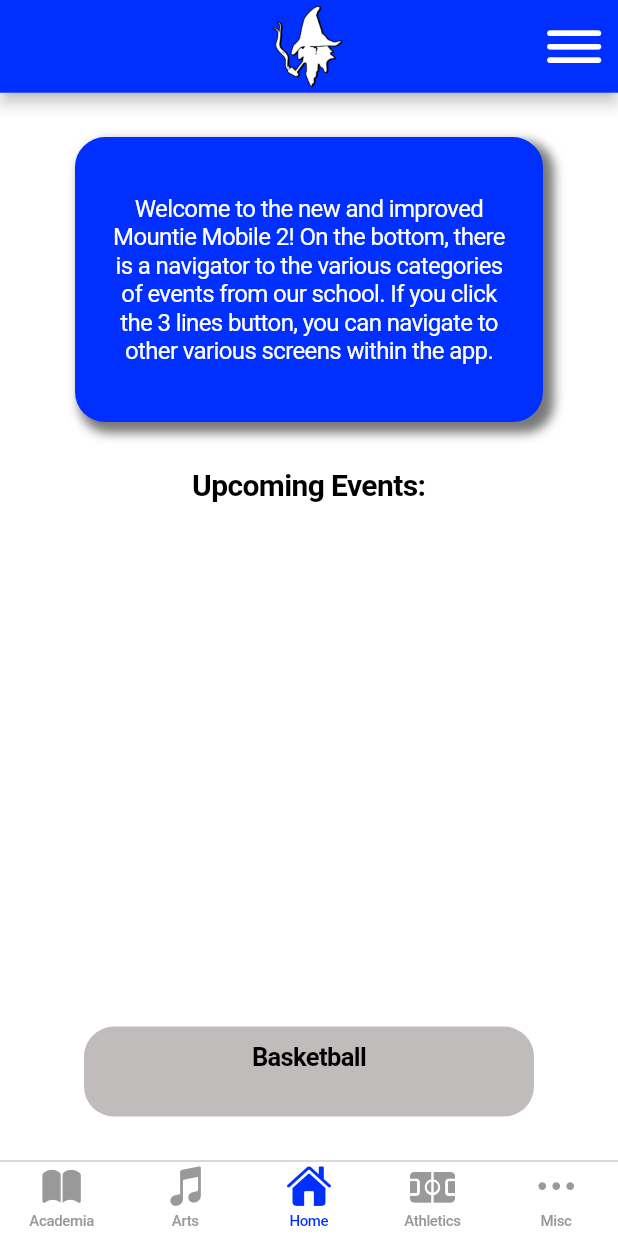
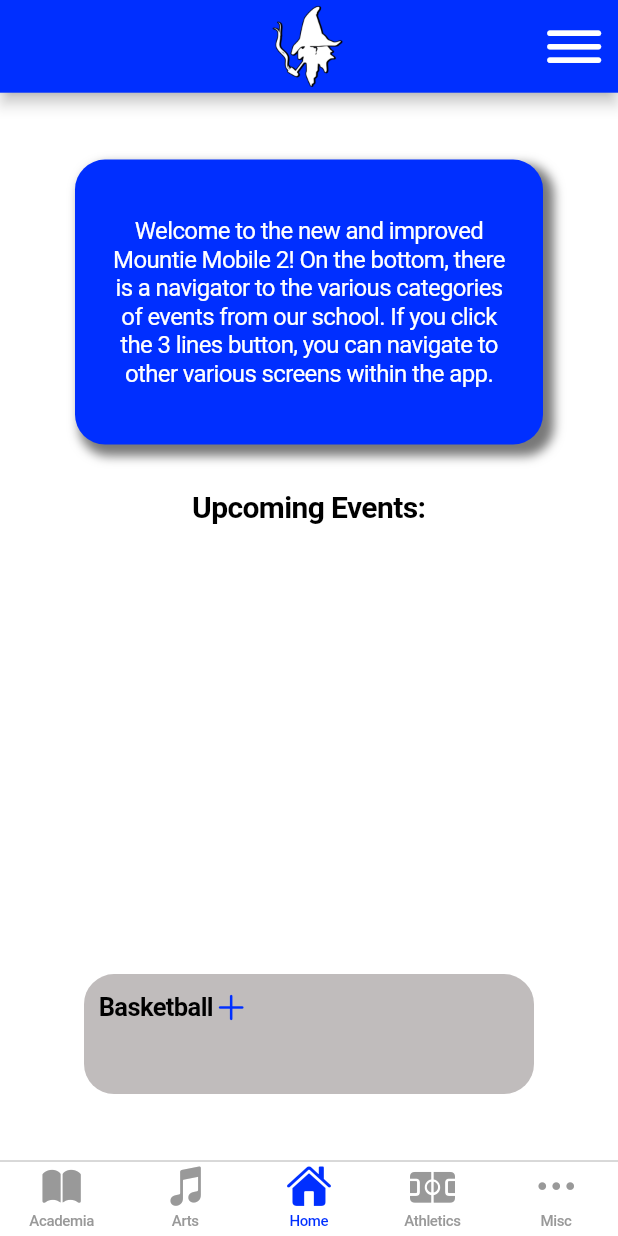
Before and after one commit to Mountie-Mobile/mountie-mobile-app, a Flutter app: the screen it shows after launch, on a phone screen of 412 x 824 dp. Run offline on Flutter 3.47's test engine with Material 2 defaults, Android fonts, the light colour scheme and no system bars; our stand-ins replace native_notify, table_calendar; missing offline and left inert: a package.

Commit message:
Event widget
messed around with formatting

```diff
--- a/lib/custom_widgets/events.dart
+++ b/lib/custom_widgets/events.dart
@@ -4,25 +4,38 @@
 class Event extends StatelessWidget {
   final String title;
   final int category;
+  final Icon icon;
 
-  const Event({super.key, required this.title, required this.category});
+  const Event(
+      {super.key,
+      required this.title,
+      required this.category,
+      required this.icon});
 
   @override
   Widget build(BuildContext context) {
     return Container(
-      padding: EdgeInsets.all(10),
+      padding: const EdgeInsets.all(10),
       decoration: const BoxDecoration(
           borderRadius: BorderRadius.all(
             Radius.circular(20),
           ),
           color: Color.fromARGB(175, 163, 157, 157)),
-      height: 60,
+      height: 80,
       width: 300,
-      child: Text(
-        title,
-        textAlign: TextAlign.center,
-        style: TextStyle(
-          fontWeight: FontWeight.bold,
+      child: Container(
+        alignment: Alignment.topCenter,
+        child: Row(
+          children: [
+            Text(
+              title,
+              // textAlign: TextAlign.center,
+              style: const TextStyle(
+                fontWeight: FontWeight.bold,
+              ),
+            ),
+            icon
+          ],
         ),
       ),
     );
--- a/lib/screens/calendar.dart
+++ b/lib/screens/calendar.dart
@@ -14,8 +14,8 @@
   //CalendarFormat format = CalendarFormat.month;
   //Map<DateTime, List<Event>>
   var selectedEvents = {
-    DateTime(2022, 8, 15): [Event(title: 'test', category: 0)],
-    DateTime(2022, 8, 18): [Event(title: 'test2', category: 0)],
+    //DateTime(2022, 8, 15): [Event(title: 'test', category: 0)],
+    //DateTime(2022, 8, 18): [Event(title: 'test2', category: 0,)],
   };
   DateTime selectedDay = DateTime.now();
   DateTime focusedDay = DateTime.now();
--- a/lib/screens/event_pages/home.dart
+++ b/lib/screens/event_pages/home.dart
@@ -43,7 +43,7 @@
             ),
           ),
           Container(
-            margin: const EdgeInsets.fromLTRB(0, 20, 0, 350),
+            margin: const EdgeInsets.only(top: 20.0, bottom: 300),
             child: const Text(
               "Upcoming Events:",
               style: TextStyle(
@@ -52,7 +52,11 @@
               ),
             ),
           ),
-          Event(title: "Basketball", category: 5)
+          Event(
+            title: "Basketball",
+            category: 5,
+            icon: Icon(CupertinoIcons.add),
+          )
         ],
       ),
     );
```
